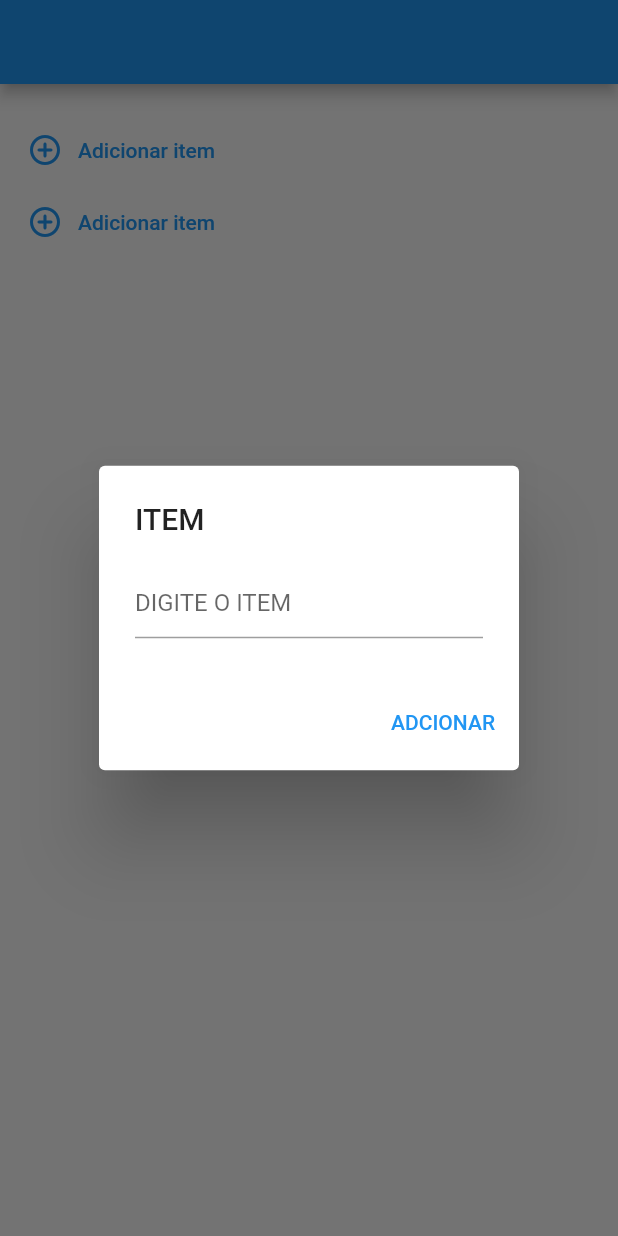
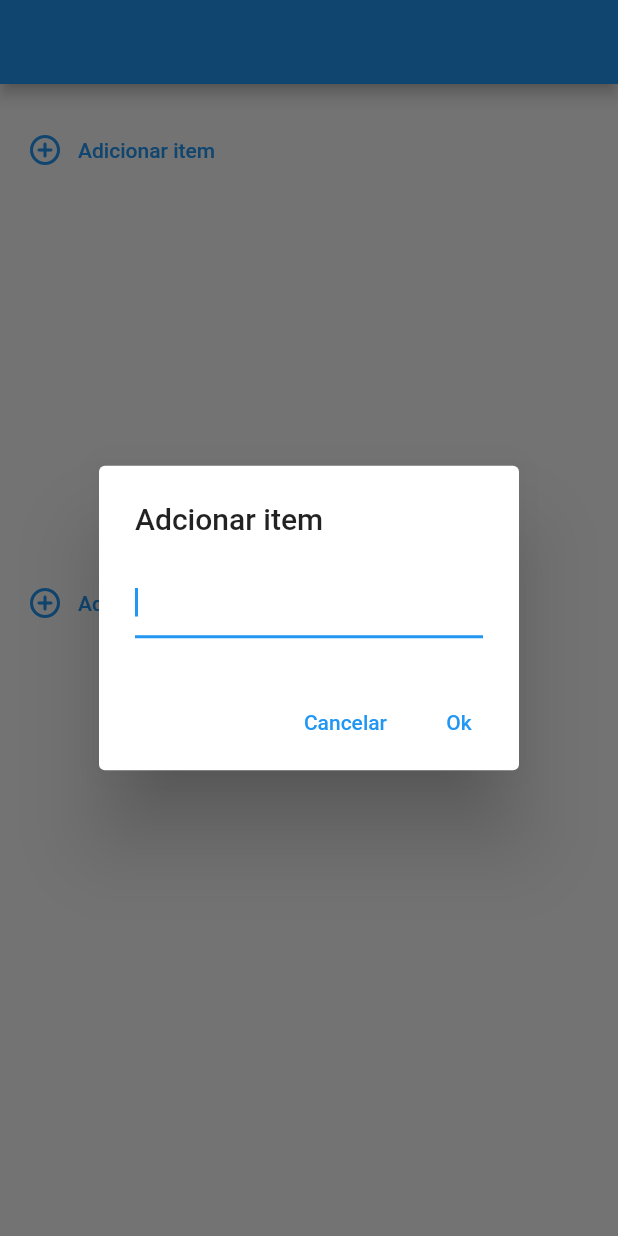
Before and after one commit to anaclara-s/ToDoList, a Flutter app: the screen it shows after launch, after a tap on "Adicionar item", on a phone screen of 412 x 824 dp. Run offline on Flutter 3.47's test engine with Material 2 defaults, Android fonts, the phone set to English and light mode, and no system bars.

Commit message:
iniciando OpenDialog

```diff
--- a/lib/home_screen.dart
+++ b/lib/home_screen.dart
@@ -1,6 +1,6 @@
 import 'package:flutter/material.dart';
 
-import 'open_dialog_future.dart';
+import 'open_dialog_widget.dart';
 
 class HomeScreen extends StatefulWidget {
   const HomeScreen({super.key});
@@ -19,30 +19,7 @@ class _HomeScreenState extends State<HomeScreen> {
           padding: const EdgeInsets.only(top: 20, left: 10),
           child: Column(
             children: [
-              TextButton(
-                onPressed: () {
-                  openDialog(context);
-                },
-                child: Row(
-                  children: [
-                    Icon(Icons.add_circle_outline_rounded),
-                    SizedBox(width: 10),
-                    Text('Adicionar item')
-                  ],
-                ),
-              ),
-              TextButton(
-                onPressed: () {
-                  openDialog(context);
-                },
-                child: Row(
-                  children: [
-                    Icon(Icons.add_circle_outline_rounded),
-                    SizedBox(width: 10),
-                    Text('Adicionar item')
-                  ],
-                ),
-              ),
+              OpenDialogWidget(),
             ],
           ),
         ),
--- a/lib/open_dialog_future.dart
+++ /dev/null
@@ -1,19 +0,0 @@
-import 'package:flutter/material.dart';
-
-Future openDialog(BuildContext context) => showDialog(
-      context: context,
-      builder: (context) => AlertDialog(
-        title: Text('ITEM'),
-        content: TextField(
-          decoration: InputDecoration(
-            hintText: 'DIGITE O ITEM',
-          ),
-        ),
-        actions: [
-          TextButton(
-            onPressed: () {},
-            child: Text('ADCIONAR'),
-          ),
-        ],
-      ),
-    );
--- /dev/null
+++ b/lib/open_dialog_widget.dart
@@ -0,0 +1,106 @@
+import 'package:flutter/material.dart';
+
+class OpenDialogWidget extends StatefulWidget {
+  const OpenDialogWidget({super.key});
+
+  @override
+  State<OpenDialogWidget> createState() => _OpenDialogWidgetState();
+}
+
+class _OpenDialogWidgetState extends State<OpenDialogWidget> {
+  late TextEditingController controller;
+  List<String> itemList = [];
+  String texto = '';
+
+  @override
+  void initState() {
+    super.initState();
+
+    controller = TextEditingController();
+  }
+
+  @override
+  void dispose() {
+    controller.dispose();
+    super.dispose();
+  }
+
+  @override
+  Widget build(BuildContext context) {
+    return SizedBox(
+      height: 350,
+      child: Column(
+        children: [
+          TextButton(
+            onPressed: () async {
+              final texto = await openDialog(context);
+              if (texto == null || texto.isEmpty) return;
+              setState(() {
+                itemList.add(texto);
+              });
+            },
+            child: Row(
+              children: [
+                Icon(Icons.add_circle_outline_rounded),
+                SizedBox(width: 10),
+                Text('Adicionar item')
+              ],
+            ),
+          ),
+          Expanded(
+            child: ListView.builder(
+              itemCount: itemList.length,
+              itemBuilder: (context, index) {
+                return Text(itemList[index]);
+              },
+            ),
+          ),
+          TextButton(
+            onPressed: () async {
+              final texto = await openDialog(context);
+              if (texto == null || texto.isEmpty) return;
+              setState(() {
+                itemList.add(texto);
+              });
+            },
+            child: Row(
+              children: [
+                Icon(Icons.add_circle_outline_rounded),
+                SizedBox(width: 10),
+                Text('Adicionar item')
+              ],
+            ),
+          )
+        ],
+      ),
+    );
+  }
+
+  Future<String?> openDialog(BuildContext context) => showDialog<String>(
+        context: context,
+        builder: (context) => AlertDialog(
+          title: Text('Adcionar item'),
+          content: TextField(
+            controller: controller,
+            autofocus: true,
+          ),
+          actions: [
+            TextButton(
+              onPressed: () {},
+              child: Text('Cancelar'),
+            ),
+            TextButton(
+              onPressed: addtask,
+              child: Text('Ok'),
+            ),
+          ],
+        ),
+      );
+  void addtask() {
+    setState(() {
+      itemList.add(controller.text);
+      controller.clear();
+    });
+    Navigator.of(context).pop();
+  }
+}
```
